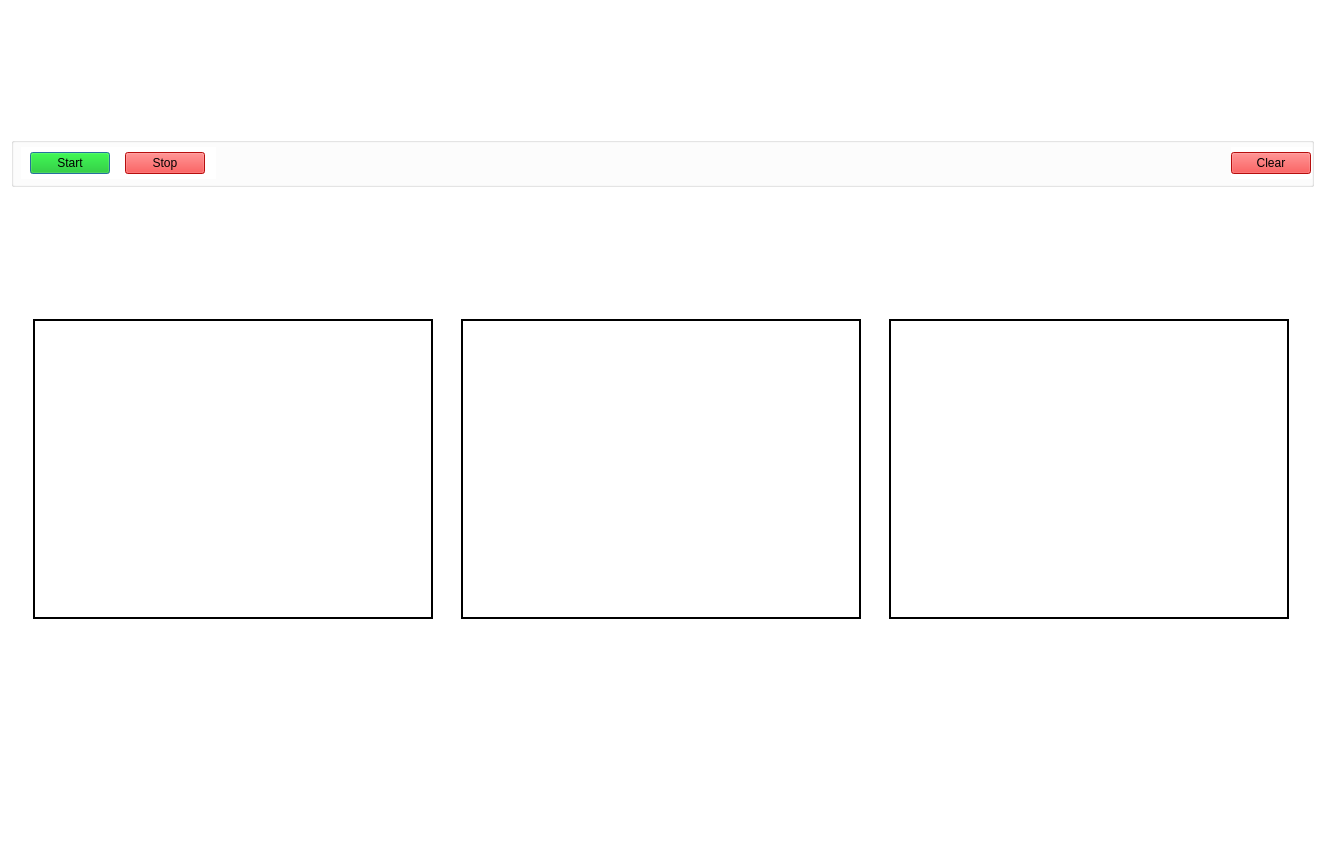
Qt form GUI.ui (ItsJustRey/Object-Localization) before a commit.
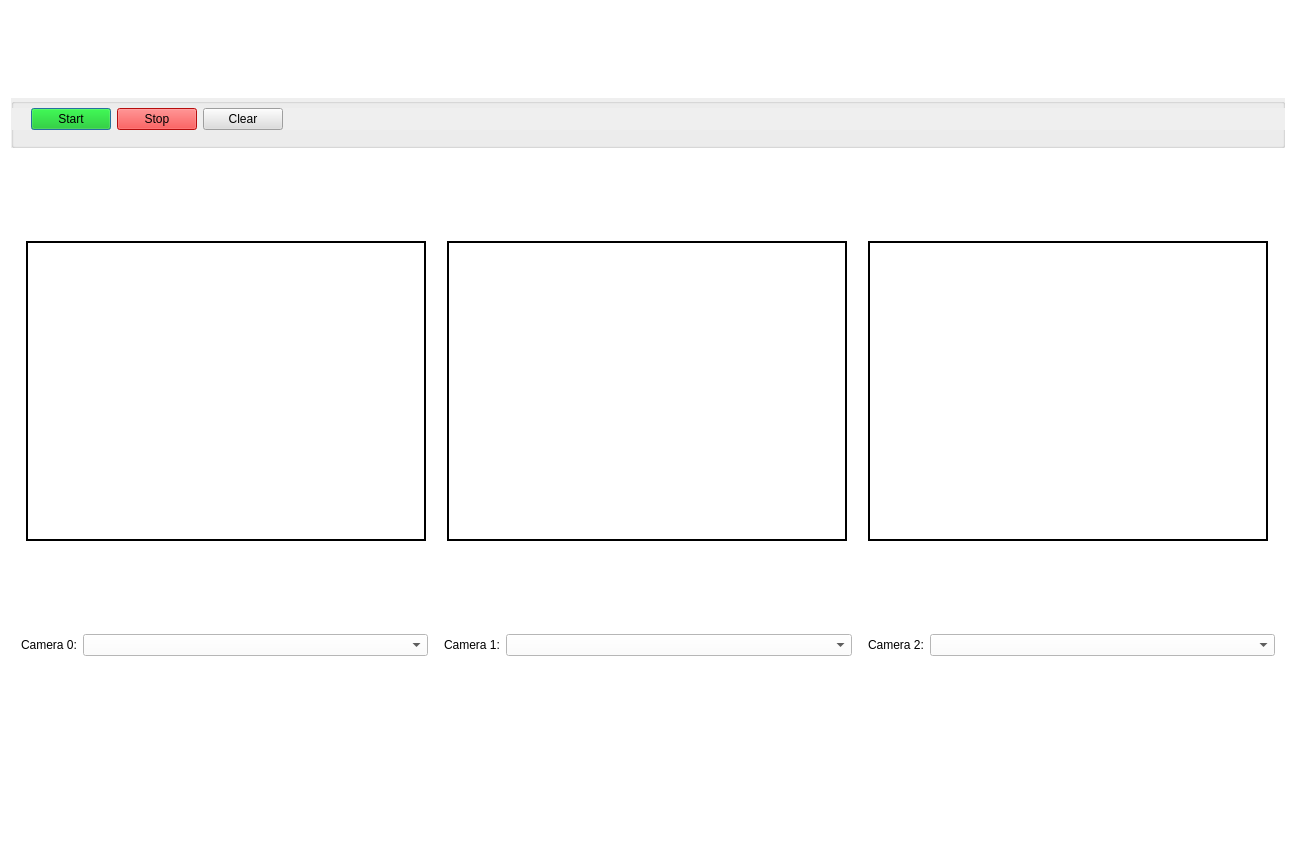
The same form after that commit.

Commit message: Camera selection

Patch:
```diff
--- a/GUI.ui
+++ b/GUI.ui
@@ -6,12 +6,21 @@
    <rect>
     <x>0</x>
     <y>0</y>
-    <width>1325</width>
+    <width>1296</width>
     <height>857</height>
    </rect>
   </property>
+  <property name="sizePolicy">
+   <sizepolicy hsizetype="Fixed" vsizetype="Preferred">
+    <horstretch>0</horstretch>
+    <verstretch>0</verstretch>
+   </sizepolicy>
+  </property>
   <property name="windowTitle">
-   <string>Dialog</string>
+   <string>Object Localization</string>
+  </property>
+  <property name="autoFillBackground">
+   <bool>false</bool>
   </property>
   <property name="styleSheet">
    <string notr="true">background-color: rgb(255, 255, 255);</string>
@@ -20,7 +29,7 @@
    <item>
     <widget class="QGroupBox" name="groupBox">
      <property name="sizePolicy">
-      <sizepolicy hsizetype="Preferred" vsizetype="Fixed">
+      <sizepolicy hsizetype="Expanding" vsizetype="Fixed">
        <horstretch>0</horstretch>
        <verstretch>0</verstretch>
       </sizepolicy>
@@ -37,19 +46,41 @@
        <height>50</height>
       </size>
      </property>
+     <property name="styleSheet">
+      <string notr="true">background-color: rgb(239, 239, 239)</string>
+     </property>
      <property name="title">
       <string/>
      </property>
      <widget class="QWidget" name="layoutWidget">
       <property name="geometry">
        <rect>
-        <x>10</x>
+        <x>0</x>
         <y>10</y>
-        <width>195</width>
+        <width>1291</width>
         <height>32</height>
        </rect>
       </property>
       <layout class="QHBoxLayout" name="horizontalLayout_2">
+       <property name="sizeConstraint">
+        <enum>QLayout::SetMaximumSize</enum>
+       </property>
+       <item>
+        <spacer name="horizontalSpacer_6">
+         <property name="orientation">
+          <enum>Qt::Horizontal</enum>
+         </property>
+         <property name="sizeType">
+          <enum>QSizePolicy::Fixed</enum>
+         </property>
+         <property name="sizeHint" stdset="0">
+          <size>
+           <width>20</width>
+           <height>20</height>
+          </size>
+         </property>
+        </spacer>
+       </item>
        <item>
         <widget class="QPushButton" name="button_start">
          <property name="sizePolicy">
@@ -87,18 +118,6 @@
          </property>
         </widget>
        </item>
-      </layout>
-     </widget>
-     <widget class="QWidget" name="layoutWidget_2">
-      <property name="geometry">
-       <rect>
-        <x>1220</x>
-        <y>10</y>
-        <width>81</width>
-        <height>32</height>
-       </rect>
-      </property>
-      <layout class="QHBoxLayout" name="horizontalLayout_6">
        <item>
         <widget class="QPushButton" name="button_clear">
          <property name="sizePolicy">
@@ -111,7 +130,7 @@
           <bool>true</bool>
          </property>
          <property name="styleSheet">
-          <string notr="true">background-color: rgb(255, 20, 20);
+          <string notr="true">background-color: rgb(221, 221, 221);
 font: 10pt &quot;Segoe MDL2 Assets&quot;;</string>
          </property>
          <property name="text">
@@ -119,6 +138,19 @@
          </property>
         </widget>
        </item>
+       <item>
+        <spacer name="horizontalSpacer_5">
+         <property name="orientation">
+          <enum>Qt::Horizontal</enum>
+         </property>
+         <property name="sizeHint" stdset="0">
+          <size>
+           <width>40</width>
+           <height>20</height>
+          </size>
+         </property>
+        </spacer>
+       </item>
       </layout>
      </widget>
     </widget>
@@ -257,6 +289,134 @@
      </item>
     </layout>
    </item>
+   <item>
+    <layout class="QHBoxLayout" name="layout_comboBox">
+     <property name="sizeConstraint">
+      <enum>QLayout::SetMinimumSize</enum>
+     </property>
+     <item>
+      <spacer name="horizontalSpacer_8">
+       <property name="orientation">
+        <enum>Qt::Horizontal</enum>
+       </property>
+       <property name="sizeType">
+        <enum>QSizePolicy::Fixed</enum>
+       </property>
+       <property name="sizeHint" stdset="0">
+        <size>
+         <width>10</width>
+         <height>20</height>
+        </size>
+       </property>
+      </spacer>
+     </item>
+     <item>
+      <widget class="QLabel" name="label_comboBox_video0">
+       <property name="sizePolicy">
+        <sizepolicy hsizetype="Fixed" vsizetype="Fixed">
+         <horstretch>0</horstretch>
+         <verstretch>0</verstretch>
+        </sizepolicy>
+       </property>
+       <property name="styleSheet">
+        <string notr="true">font: 10pt &quot;Segoe MDL2 Assets&quot;;</string>
+       </property>
+       <property name="text">
+        <string>Camera 0:</string>
+       </property>
+      </widget>
+     </item>
+     <item>
+      <widget class="QComboBox" name="comboBox_video0"/>
+     </item>
+     <item>
+      <spacer name="horizontalSpacer_9">
+       <property name="orientation">
+        <enum>Qt::Horizontal</enum>
+       </property>
+       <property name="sizeType">
+        <enum>QSizePolicy::Fixed</enum>
+       </property>
+       <property name="sizeHint" stdset="0">
+        <size>
+         <width>10</width>
+         <height>20</height>
+        </size>
+       </property>
+      </spacer>
+     </item>
+     <item>
+      <widget class="QLabel" name="label_comboBox_video1">
+       <property name="sizePolicy">
+        <sizepolicy hsizetype="Fixed" vsizetype="Fixed">
+         <horstretch>0</horstretch>
+         <verstretch>0</verstretch>
+        </sizepolicy>
+       </property>
+       <property name="styleSheet">
+        <string notr="true">font: 10pt &quot;Segoe MDL2 Assets&quot;;</string>
+       </property>
+       <property name="text">
+        <string>Camera 1:</string>
+       </property>
+      </widget>
+     </item>
+     <item>
+      <widget class="QComboBox" name="comboBox_video1"/>
+     </item>
+     <item>
+      <spacer name="horizontalSpacer_11">
+       <property name="orientation">
+        <enum>Qt::Horizontal</enum>
+       </property>
+       <property name="sizeType">
+        <enum>QSizePolicy::Fixed</enum>
+       </property>
+       <property name="sizeHint" stdset="0">
+        <size>
+         <width>10</width>
+         <height>20</height>
+        </size>
+       </property>
+      </spacer>
+     </item>
+     <item>
+      <widget class="QLabel" name="label_comboBox_video2">
+       <property name="sizePolicy">
+        <sizepolicy hsizetype="Fixed" vsizetype="Fixed">
+         <horstretch>0</horstretch>
+         <verstretch>0</verstretch>
+        </sizepolicy>
+       </property>
+       <property name="styleSheet">
+        <string notr="true">font: 10pt &quot;Segoe MDL2 Assets&quot;;</string>
+       </property>
+       <property name="text">
+        <string>Camera 2:</string>
+       </property>
+      </widget>
+     </item>
+     <item>
+      <widget class="QComboBox" name="comboBox_video2"/>
+     </item>
+     <item>
+      <spacer name="horizontalSpacer_10">
+       <property name="orientation">
+        <enum>Qt::Horizontal</enum>
+       </property>
+       <property name="sizeType">
+        <enum>QSizePolicy::Fixed</enum>
+       </property>
+       <property name="sizeHint" stdset="0">
+        <size>
+         <width>10</width>
+         <height>20</height>
+        </size>
+       </property>
+      </spacer>
+     </item>
+    </layout>
+   </item>
    <item>
     <layout class="QHBoxLayout" name="layout_plot">
      <property name="leftMargin">
```
Left out of the diff: 11 changed lines with no effect on the pictures. The commit also changes 2 other files.
